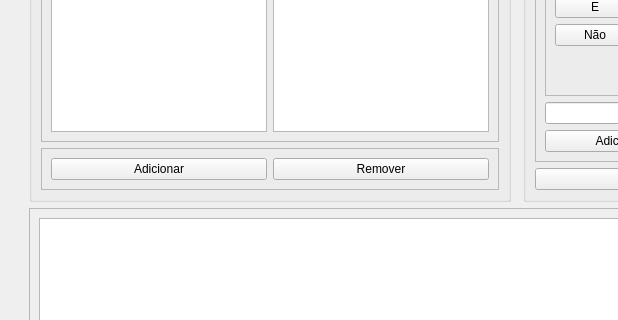
Qt form layouts/etl.ui (rodriguesmsb/pyBIS) before a commit; both pictures show x 0 to 618 and y 166 to 486 of the 964 by 744 pixel window.
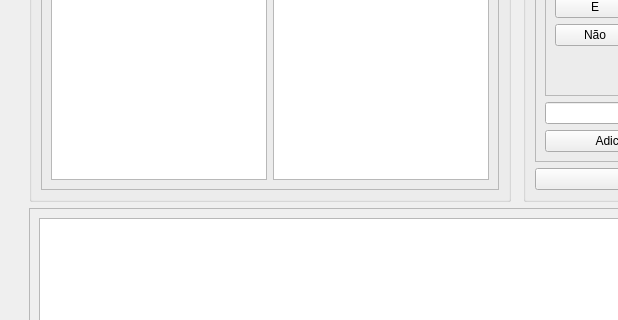
The same form after that commit. Icons and pictures are not drawn.

What changed in the file:
```diff
--- a/layouts/etl.ui
+++ b/layouts/etl.ui
@@ -43,32 +43,6 @@
          </layout>
         </widget>
        </item>
-       <item row="1" column="0">
-        <widget class="QFrame" name="frame_2">
-         <property name="frameShape">
-          <enum>QFrame::StyledPanel</enum>
-         </property>
-         <property name="frameShadow">
-          <enum>QFrame::Raised</enum>
-         </property>
-         <layout class="QHBoxLayout" name="horizontalLayout">
-          <item>
-           <widget class="QPushButton" name="button_add">
-            <property name="text">
-             <string>Adicionar</string>
-            </property>
-           </widget>
-          </item>
-          <item>
-           <widget class="QPushButton" name="button_rm">
-            <property name="text">
-             <string>Remover</string>
-            </property>
-           </widget>
-          </item>
-         </layout>
-        </widget>
-       </item>
       </layout>
      </widget>
     </item>
```
Left out of the diff: 2 changed lines with no effect on the pictures.
